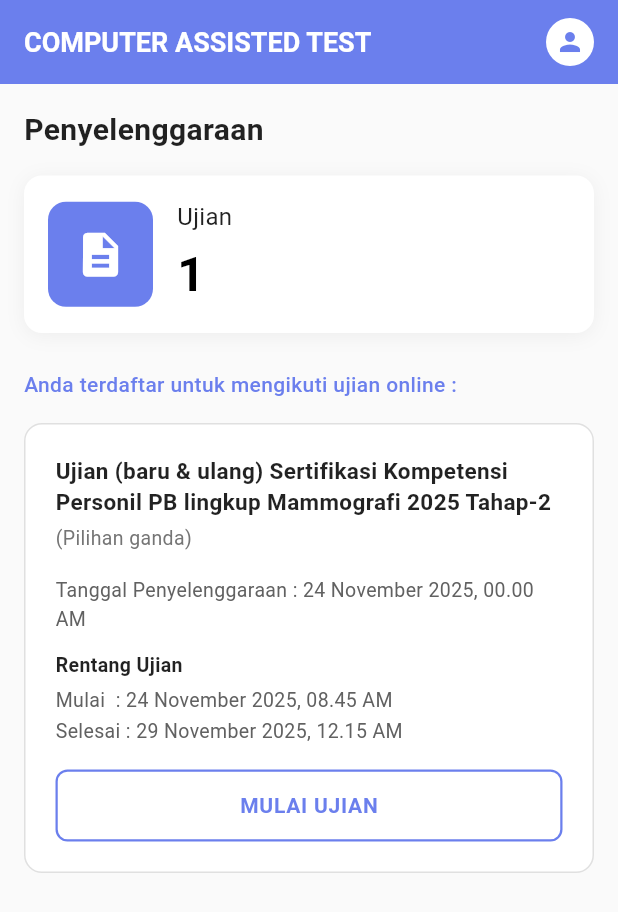
After one commit to vy09/cat_project, a Flutter app: the DashboardScreen screen opened directly, on a phone screen of 412 x 824 dp. The commit adds this screen. Shown: the top 912 px of the screen. Run offline on Flutter 3.47's test engine with Material 3 defaults, Android fonts, the phone set to English and light mode, and no system bars.

Commit message:
feat: Implement exam model and dashboard functionality with exam cards and count display

```diff
--- /dev/null
+++ b/lib/Models/exam_model.dart
@@ -0,0 +1,19 @@
+class ExamModel {
+  final String id;
+  final String title;
+  final String description;
+  final DateTime registrationDate;
+  final DateTime startDate;
+  final DateTime endDate;
+  final bool isOpen;
+
+  ExamModel({
+    required this.id,
+    required this.title,
+    required this.description,
+    required this.registrationDate,
+    required this.startDate,
+    required this.endDate,
+    required this.isOpen,
+  });
+}
--- /dev/null
+++ b/lib/Page/Dashboard/Widget/exam_card.dart
@@ -0,0 +1,100 @@
+import 'package:flutter/material.dart';
+import 'package:cat_project/Models/exam_model.dart';
+import 'package:cat_project/Services/dashboard_service.dart';
+
+class ExamCard extends StatelessWidget {
+  final ExamModel exam;
+  final VoidCallback onStartExam;
+
+  const ExamCard({super.key, required this.exam, required this.onStartExam});
+
+  @override
+  Widget build(BuildContext context) {
+    final dashboardService = DashboardService();
+
+    return Container(
+      margin: const EdgeInsets.only(bottom: 16),
+      padding: const EdgeInsets.all(20),
+      decoration: BoxDecoration(
+        color: Colors.white,
+        borderRadius: BorderRadius.circular(12),
+        border: Border.all(color: Colors.grey[300]!),
+      ),
+      child: Column(
+        crossAxisAlignment: CrossAxisAlignment.start,
+        children: [
+          // Title
+          Text(
+            exam.title,
+            style: const TextStyle(
+              fontSize: 15,
+              fontWeight: FontWeight.bold,
+              color: Colors.black87,
+              height: 1.4,
+            ),
+          ),
+          const SizedBox(height: 4),
+          Text(
+            exam.description,
+            style: TextStyle(fontSize: 13, color: Colors.grey[600]),
+          ),
+          const SizedBox(height: 16),
+
+          // Registration Date
+          Text(
+            'Tanggal Penyelenggaraan : ${dashboardService.formatDateTime(exam.registrationDate)}',
+            style: TextStyle(fontSize: 13, color: Colors.grey[700]),
+          ),
+          const SizedBox(height: 12),
+
+          // Exam Schedule
+          const Text(
+            'Rentang Ujian',
+            style: TextStyle(
+              fontSize: 13,
+              fontWeight: FontWeight.bold,
+              color: Colors.black87,
+            ),
+          ),
+          const SizedBox(height: 4),
+          Text(
+            'Mulai  : ${dashboardService.formatDateTime(exam.startDate)}',
+            style: TextStyle(fontSize: 13, color: Colors.grey[700]),
+          ),
+          const SizedBox(height: 2),
+          Text(
+            'Selesai : ${dashboardService.formatDateTime(exam.endDate)}',
+            style: TextStyle(fontSize: 13, color: Colors.grey[700]),
+          ),
+          const SizedBox(height: 16),
+
+          // Start Exam Button
+          SizedBox(
+            width: double.infinity,
+            child: OutlinedButton(
+              onPressed: dashboardService.canStartExam(exam)
+                  ? onStartExam
+                  : null,
+              style: OutlinedButton.styleFrom(
+                side: const BorderSide(color: Color(0xFF6B7FED), width: 1.5),
+                padding: const EdgeInsets.symmetric(vertical: 14),
+                shape: RoundedRectangleBorder(
+                  borderRadius: BorderRadius.circular(8),
+                ),
+              ),
+              child: const Text(
+                'MULAI UJIAN',
+                style: TextStyle(
+                  color: Color(0xFF6B7FED),
+                  fontSize: 14,
+                  fontWeight: FontWeight.bold,
+                  letterSpacing: 0.5,
+                ),
+              ),
+            ),
+          ),
+        ],
+      ),
+    );
+  }
+}
--- /dev/null
+++ b/lib/Page/Dashboard/Widget/exam_count_card.dart
@@ -0,0 +1,61 @@
+import 'package:flutter/material.dart';
+
+class ExamCountCard extends StatelessWidget {
+  final int examCount;
+
+  const ExamCountCard({super.key, required this.examCount});
+
+  @override
+  Widget build(BuildContext context) {
+    return Container(
+      padding: const EdgeInsets.all(16),
+      decoration: BoxDecoration(
+        color: Colors.white,
+        borderRadius: BorderRadius.circular(12),
+        boxShadow: [
+          BoxShadow(
+            color: Colors.black.withOpacity(0.05),
+            blurRadius: 10,
+            offset: const Offset(0, 2),
+          ),
+        ],
+      ),
+      child: Row(
+        children: [
+          // Icon
+          Container(
+            width: 70,
+            height: 70,
+            decoration: BoxDecoration(
+              color: const Color(0xFF6B7FED),
+              borderRadius: BorderRadius.circular(12),
+            ),
+            child: const Icon(Icons.description, color: Colors.white, size: 35),
+          ),
+          const SizedBox(width: 16),
+          // Text
+          Expanded(
+            child: Column(
+              crossAxisAlignment: CrossAxisAlignment.start,
+              children: [
+                const Text(
+                  'Ujian',
+                  style: TextStyle(fontSize: 16, color: Colors.black87),
+                ),
+                const SizedBox(height: 4),
+                Text(
+                  '$examCount',
+                  style: const TextStyle(
+                    fontSize: 32,
+                    fontWeight: FontWeight.bold,
+                    color: Colors.black,
+                  ),
+                ),
+              ],
+            ),
+          ),
+        ],
+      ),
+    );
+  }
+}
--- /dev/null
+++ b/lib/Page/Dashboard/dashboard_screen.dart
@@ -0,0 +1,110 @@
+import 'package:flutter/material.dart';
+import 'package:cat_project/Services/dashboard_service.dart';
+import 'package:cat_project/Models/exam_model.dart';
+import 'package:cat_project/Page/Dashboard/Widget/exam_count_card.dart';
+import 'package:cat_project/Page/Dashboard/Widget/exam_card.dart';
+
+class DashboardScreen extends StatefulWidget {
+  const DashboardScreen({super.key});
+
+  @override
+  State<DashboardScreen> createState() => _DashboardScreenState();
+}
+
+class _DashboardScreenState extends State<DashboardScreen> {
+  final DashboardService _dashboardService = DashboardService();
+  late List<ExamModel> _exams;
+
+  @override
+  void initState() {
+    super.initState();
+    _exams = _dashboardService.getAvailableExams();
+  }
+
+  @override
+  Widget build(BuildContext context) {
+    return Scaffold(
+      backgroundColor: Colors.grey[50],
+      appBar: AppBar(
+        backgroundColor: const Color(0xFF6B7FED),
+        elevation: 0,
+        title: const Text(
+          'COMPUTER ASSISTED TEST',
+          style: TextStyle(
+            color: Colors.white,
+            fontSize: 18,
+            fontWeight: FontWeight.bold,
+          ),
+        ),
+        actions: [
+          IconButton(
+            icon: const CircleAvatar(
+              backgroundColor: Colors.white,
+              radius: 16,
+              child: Icon(Icons.person, color: Color(0xFF6B7FED), size: 20),
+            ),
+            onPressed: () {
+              // Handle profile tap
+            },
+          ),
+          const SizedBox(width: 8),
+        ],
+      ),
+      body: SingleChildScrollView(
+        child: Padding(
+          padding: const EdgeInsets.all(16.0),
+          child: Column(
+            crossAxisAlignment: CrossAxisAlignment.start,
+            children: [
+              // Penyelenggaraan Section
+              const Text(
+                'Penyelenggaraan',
+                style: TextStyle(
+                  fontSize: 20,
+                  fontWeight: FontWeight.bold,
+                  color: Colors.black87,
+                ),
+              ),
+              const SizedBox(height: 16),
+
+              // Ujian Card
+              ExamCountCard(examCount: _exams.length),
+              const SizedBox(height: 24),
+
+              // Registration Info
+              const Text(
+                'Anda terdaftar untuk mengikuti ujian online :',
+                style: TextStyle(
+                  fontSize: 14,
+                  color: Color(0xFF6B7FED),
+                  fontWeight: FontWeight.w500,
+                ),
+              ),
+              const SizedBox(height: 16),
+
+              // Exam List
+              ..._exams
+                  .map(
+                    (exam) => ExamCard(
+                      exam: exam,
+                      onStartExam: () => _startExam(exam),
+                    ),
+                  )
+                  .toList(),
+            ],
+          ),
+        ),
+      ),
+    );
+  }
+
+  void _startExam(ExamModel exam) {
+    // TODO: Navigate to exam screen
+    ScaffoldMessenger.of(context).showSnackBar(
+      SnackBar(
+        content: Text('Memulai ujian: ${exam.title}'),
+        backgroundColor: const Color(0xFF6B7FED),
+      ),
+    );
+  }
+}
--- a/lib/Page/LoginPage/Widget/login_form_widget.dart
+++ b/lib/Page/LoginPage/Widget/login_form_widget.dart
@@ -25,7 +25,7 @@ class LoginFormWidget extends StatelessWidget {
   @override
   Widget build(BuildContext context) {
     return Container(
-      padding: const EdgeInsets.all(24),
+      padding: const EdgeInsets.all(20),
       decoration: BoxDecoration(
         color: Colors.white,
         borderRadius: BorderRadius.circular(20),
@@ -78,7 +78,7 @@ class LoginFormWidget extends StatelessWidget {
                 ),
                 contentPadding: const EdgeInsets.symmetric(
                   horizontal: 16,
-                  vertical: 14,
+                  vertical: 10,
                 ),
               ),
               validator: (value) {
@@ -115,7 +115,7 @@ class LoginFormWidget extends StatelessWidget {
                 ),
                 contentPadding: const EdgeInsets.symmetric(
                   horizontal: 16,
-                  vertical: 14,
+                  vertical: 10,
                 ),
                 suffixIcon: IconButton(
                   icon: Icon(
@@ -158,9 +158,9 @@ class LoginFormWidget extends StatelessWidget {
                 onPressed: onLogin,
                 style: ElevatedButton.styleFrom(
                   backgroundColor: const Color(0xFF6366F1),
-                  padding: const EdgeInsets.symmetric(vertical: 16),
+                  padding: const EdgeInsets.symmetric(vertical: 14),
                   shape: RoundedRectangleBorder(
-                    borderRadius: BorderRadius.circular(12),
+                    borderRadius: BorderRadius.circular(10),
                   ),
                 ),
                 child: const Text(
--- a/lib/Page/LoginPage/login_screen.dart
+++ b/lib/Page/LoginPage/login_screen.dart
@@ -53,7 +53,7 @@ class _LoginScreenState extends State<LoginScreen> {
                     color: Colors.white,
                     shape: BoxShape.circle,
                   ),
-                  padding: const EdgeInsets.all(15),
+                  padding: const EdgeInsets.all(8),
                   child: Image.asset(
                     'assets/images/logo_bapeten.png',
                     fit: BoxFit.contain,
@@ -64,7 +64,7 @@ class _LoginScreenState extends State<LoginScreen> {
                 const Text(
                   'UJIAN BERBASIS KOMPUTER',
                   style: TextStyle(
-                    color: Colors.black,
+                    color: Color.fromARGB(255, 255, 255, 255),
                     fontSize: 18,
                     fontWeight: FontWeight.bold,
                   ),
@@ -74,7 +74,7 @@ class _LoginScreenState extends State<LoginScreen> {
                 const Text(
                   'PETUGAS BIDANG KETENAGA NUKLIRAN',
                   style: TextStyle(
-                    color: Colors.black,
+                    color: Color.fromARGB(255, 255, 255, 255),
                     fontSize: 16,
                     fontWeight: FontWeight.bold,
                   ),
@@ -83,7 +83,7 @@ class _LoginScreenState extends State<LoginScreen> {
                 const SizedBox(height: 40),
                 // Login Form Card
                 Container(
-                  padding: const EdgeInsets.all(24),
+                  padding: const EdgeInsets.all(20),
                   decoration: BoxDecoration(
                     color: Colors.white,
                     borderRadius: BorderRadius.circular(20),
@@ -139,7 +139,7 @@ class _LoginScreenState extends State<LoginScreen> {
                             ),
                             contentPadding: const EdgeInsets.symmetric(
                               horizontal: 16,
-                              vertical: 14,
+                              vertical: 10,
                             ),
                           ),
                           validator: (value) {
@@ -176,7 +176,7 @@ class _LoginScreenState extends State<LoginScreen> {
                             ),
                             contentPadding: const EdgeInsets.symmetric(
                               horizontal: 16,
-                              vertical: 14,
+                              vertical: 10,
                             ),
                             suffixIcon: IconButton(
                               icon: Icon(
--- a/lib/Services/auth_service.dart
+++ b/lib/Services/auth_service.dart
@@ -1,4 +1,5 @@
 import 'package:flutter/material.dart';
+import 'package:cat_project/Page/Dashboard/dashboard_screen.dart';
 
 class AuthService {
   /// Handle user login
@@ -28,20 +29,12 @@ class AuthService {
     }
 
     // TODO: Implement actual login logic here
-    // For now, just show a success message
+    // For now, just navigate to dashboard
     if (context.mounted) {
-      ScaffoldMessenger.of(context).showSnackBar(
-        SnackBar(
-          content: Text('Login berhasil! Email: $email'),
-          backgroundColor: Colors.green,
-        ),
+      Navigator.pushReplacement(
+        context,
+        MaterialPageRoute(builder: (context) => const DashboardScreen()),
       );
-
-      // Navigate to home screen
-      // Navigator.pushReplacement(
-      //   context,
-      //   MaterialPageRoute(builder: (context) => HomeScreen()),
-      // );
     }
   }
 
--- /dev/null
+++ b/lib/Services/dashboard_service.dart
@@ -0,0 +1,53 @@
+import 'package:cat_project/Models/exam_model.dart';
+
+class DashboardService {
+  /// Get list of available exams
+  List<ExamModel> getAvailableExams() {
+    return [
+      ExamModel(
+        id: '1',
+        title:
+            'Ujian (baru & ulang) Sertifikasi Kompetensi Personil PB lingkup Mammografi 2025 Tahap-2',
+        description: '(Pilihan ganda)',
+        registrationDate: DateTime(2025, 11, 24),
+        startDate: DateTime(2025, 11, 24, 8, 45),
+        endDate: DateTime(2025, 11, 29, 12, 15),
+        isOpen: true,
+      ),
+    ];
+  }
+
+  /// Check if user can start exam
+  bool canStartExam(ExamModel exam) {
+    final now = DateTime.now();
+    return exam.isOpen &&
+        now.isAfter(exam.startDate) &&
+        now.isBefore(exam.endDate);
+  }
+
+  /// Format date time for display
+  String formatDateTime(DateTime dateTime) {
+    final months = [
+      'Januari',
+      'Februari',
+      'Maret',
+      'April',
+      'Mei',
+      'Juni',
+      'Juli',
+      'Agustus',
+      'September',
+      'Oktober',
+      'November',
+      'Desember',
+    ];
+
+    final day = dateTime.day;
+    final month = months[dateTime.month - 1];
+    final year = dateTime.year;
+    final hour = dateTime.hour.toString().padLeft(2, '0');
+    final minute = dateTime.minute.toString().padLeft(2, '0');
+
+    return '$day $month $year, $hour.$minute AM';
+  }
+}
```
